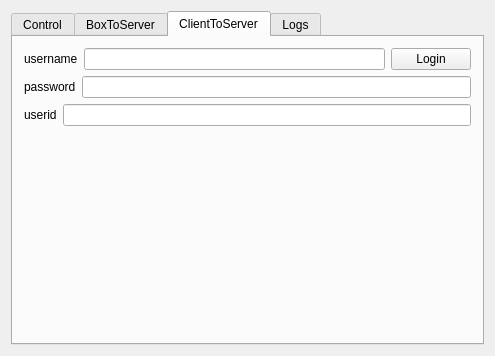
Before: the Qt Designer form FunctionalClientTest/maindialog.ui in ChowZenki/zpserver, drawn with Qt 5.
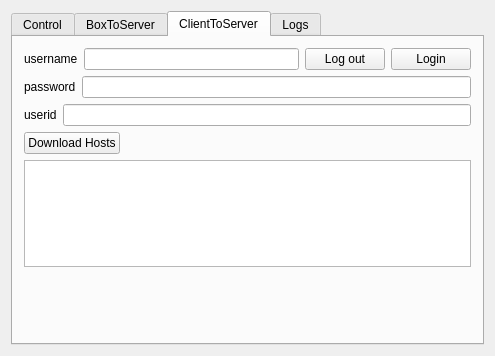
After: the same form once the commit is applied. The open tabs and pages were chosen to show the change.

The edit to the form file:
```diff
--- a/FunctionalClientTest/maindialog.ui
+++ b/FunctionalClientTest/maindialog.ui
@@ -283,6 +283,13 @@
          <item>
           <widget class="QLineEdit" name="lineEdit_username"/>
          </item>
+         <item>
+          <widget class="QPushButton" name="pushButton_clientLogout">
+           <property name="text">
+            <string>Log out</string>
+           </property>
+          </widget>
+         </item>
          <item>
           <widget class="QPushButton" name="pushButton_clientLogin">
            <property name="text">
@@ -328,6 +335,33 @@
          </item>
         </layout>
        </item>
+       <item>
+        <layout class="QHBoxLayout" name="horizontalLayout_10">
+         <item>
+          <widget class="QPushButton" name="pushButton_client_downHost">
+           <property name="text">
+            <string>Download Hosts</string>
+           </property>
+          </widget>
+         </item>
+         <item>
+          <spacer name="horizontalSpacer_5">
+           <property name="orientation">
+            <enum>Qt::Horizontal</enum>
+           </property>
+           <property name="sizeHint" stdset="0">
+            <size>
+             <width>40</width>
+             <height>20</height>
+            </size>
+           </property>
+          </spacer>
+         </item>
+        </layout>
+       </item>
+       <item>
+        <widget class="QPlainTextEdit" name="plainTextEdit_hostsIds"/>
+       </item>
        <item>
         <spacer name="verticalSpacer_3">
          <property name="orientation">
```
